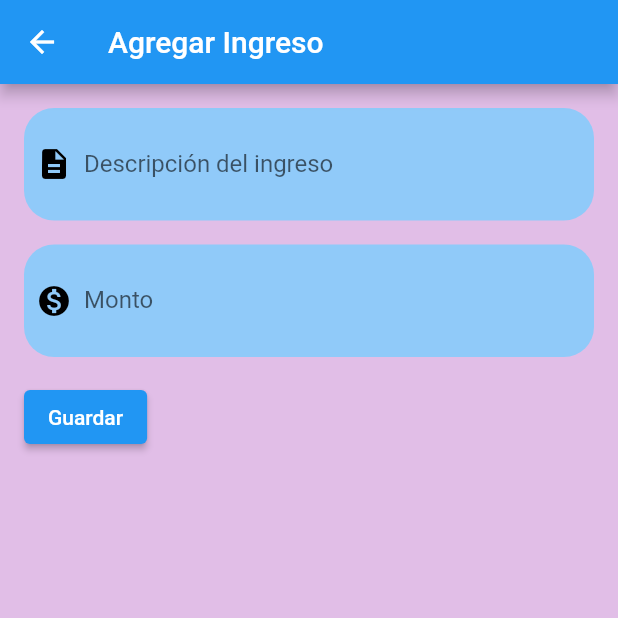
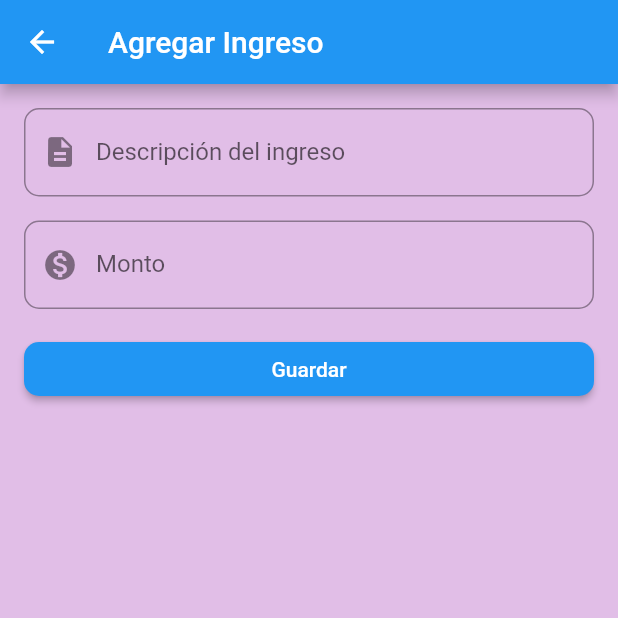
Before and after one commit to yarethzy/finanzas2, a Flutter app: the IngresosForm screen opened directly, on a phone screen of 412 x 824 dp, the top half of it. Run offline on Flutter 3.47's test engine with Material 2 defaults, Android fonts, the phone set to English and light mode, and no system bars; our stand-ins replace sqflite, sqflite_common_ffi; accounts and stored records are empty.

Commit message:
ingreso diseño

```diff
--- a/lib/page/ingreso.dart
+++ b/lib/page/ingreso.dart
@@ -18,54 +18,30 @@ class _IngresosFormState extends State<IngresosForm> {
       body: Padding(
         padding: const EdgeInsets.all(16.0),
         child: Column(
-          crossAxisAlignment: CrossAxisAlignment.start,
+          crossAxisAlignment: CrossAxisAlignment.stretch,
           children: [
             // Caja de texto redonda con icono para la descripción
-            Container(
-              padding: EdgeInsets.all(8.0),
-              decoration: BoxDecoration(
-                borderRadius: BorderRadius.circular(20),
-                color: Theme.of(context).backgroundColor, // Color de fondo
-              ),
-              child: Row(
-                children: [
-                  Icon(Icons.description, color: Colors.black),
-                  SizedBox(width: 8),
-                  Expanded(
-                    child: TextField(
+            TextFormField(
               controller: _descripcionController,
               decoration: InputDecoration(
-                        border: InputBorder.none,
                 labelText: 'Descripción del ingreso',
+                prefixIcon: Icon(Icons.description),
+                border: OutlineInputBorder(
+                  borderRadius: BorderRadius.circular(10.0),
                 ),
-                    ),
-                  ),
-                ],
               ),
             ),
             SizedBox(height: 16),
             // Caja de texto redonda con icono para el monto
-            Container(
-              padding: EdgeInsets.all(8.0),
-              decoration: BoxDecoration(
-                borderRadius: BorderRadius.circular(20),
-                color: Theme.of(context).backgroundColor, // Color de fondo
-              ),
-              child: Row(
-                children: [
-                  Icon(Icons.monetization_on, color: Colors.black),
-                  SizedBox(width: 8),
-                  Expanded(
-                    child: TextField(
+            TextFormField(
               controller: _montoController,
               keyboardType: TextInputType.number,
               decoration: InputDecoration(
-                        border: InputBorder.none,
                 labelText: 'Monto',
+                prefixIcon: Icon(Icons.monetization_on),
+                border: OutlineInputBorder(
+                  borderRadius: BorderRadius.circular(10.0),
                 ),
-                    ),
-                  ),
-                ],
               ),
             ),
             SizedBox(height: 16),
@@ -85,6 +61,11 @@ class _IngresosFormState extends State<IngresosForm> {
                   'Ingreso: $descripcion - \$${monto.toStringAsFixed(2)}',
                 );
               },
+              style: ElevatedButton.styleFrom(
+                shape: RoundedRectangleBorder(
+                  borderRadius: BorderRadius.circular(10.0),
+                ),
+              ),
               child: Text('Guardar'),
             ),
           ],
```
Lines whose indentation alone changed are shown as unchanged.
